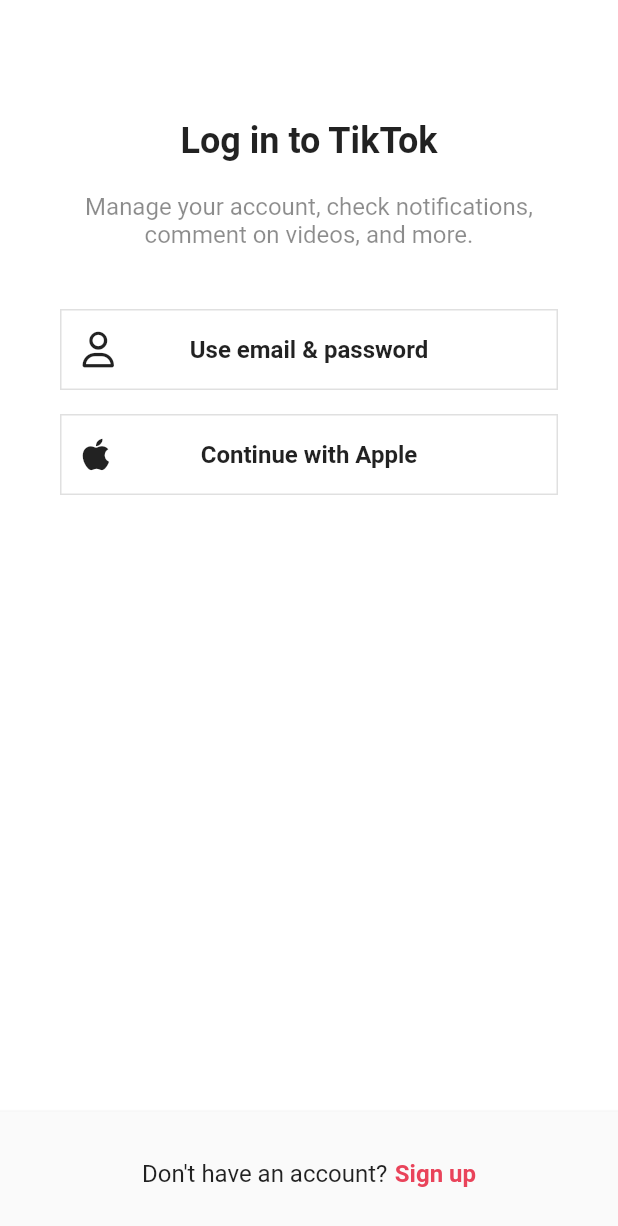
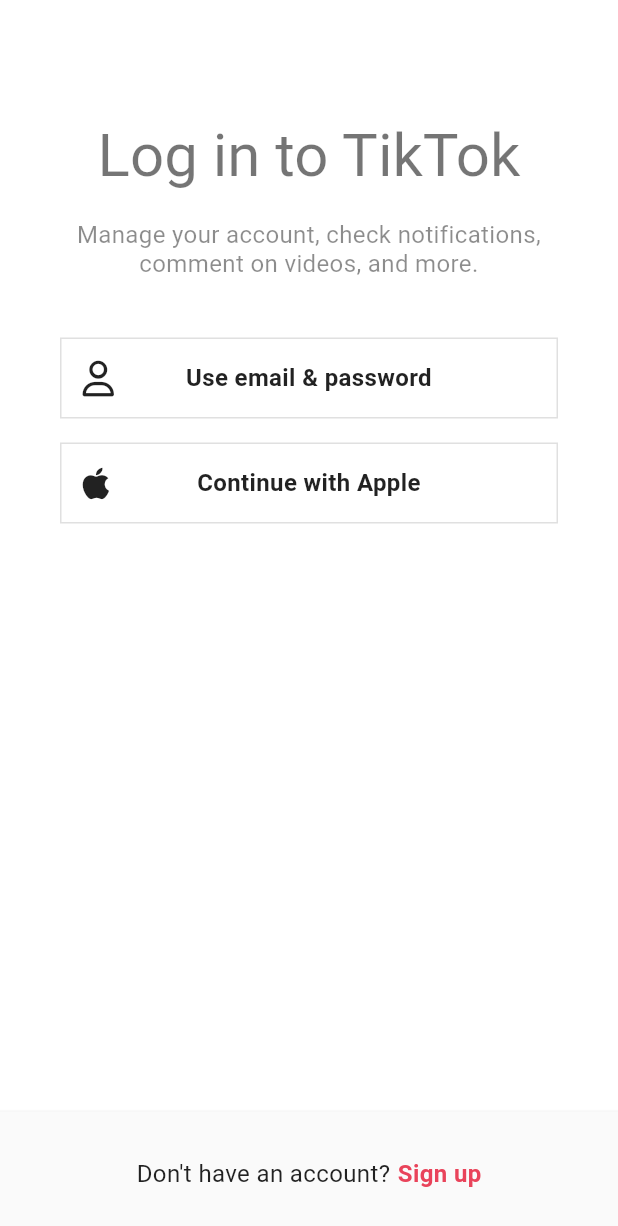
Before and after one commit to seo081225/tiktok_clone, a Flutter app: the screen it shows after launch, after a tap on "Log in", on a phone screen of 412 x 824 dp. Shown: the top 1226 px of the screen. Run offline on Flutter 3.47's test engine with Material 2 defaults, Android fonts, the phone set to English and light mode, and no system bars; our stand-ins replace font_awesome_flutter, google_fonts, video_player, visibility_detector; network calls fail.

Commit message:
#15.2 TextTheme

```diff
--- a/lib/features/authentication/login_screen.dart
+++ b/lib/features/authentication/login_screen.dart
@@ -32,12 +32,9 @@
             mainAxisSize: MainAxisSize.min,
             children: [
               Gaps.v80,
-              const Text(
+              Text(
                 "Log in to TikTok",
-                style: TextStyle(
-                  fontSize: Sizes.size24,
-                  fontWeight: FontWeight.w700,
-                ),
+                style: Theme.of(context).textTheme.headlineLarge,
               ),
               Gaps.v20,
               const Text(
--- a/lib/features/authentication/sign_up_screen.dart
+++ b/lib/features/authentication/sign_up_screen.dart
@@ -47,21 +47,19 @@
                 mainAxisSize: MainAxisSize.min,
                 children: [
                   Gaps.v80,
-                  const Text(
+                  Text(
                     "Sign up for TikTok",
-                    style: TextStyle(
-                      fontSize: Sizes.size24,
-                      fontWeight: FontWeight.w700,
-                    ),
+                    style: Theme.of(context)
+                        .textTheme
+                        .headlineSmall!
+                        .copyWith(color: Colors.red),
                   ),
                   Gaps.v20,
-                  const Opacity(
+                  Opacity(
                     opacity: 0.7,
                     child: Text(
                       "Create a profile, follow other accounts, make your own videos, and more.",
-                      style: TextStyle(
-                        fontSize: Sizes.size16,
-                      ),
+                      style: Theme.of(context).textTheme.titleMedium,
                       textAlign: TextAlign.center,
                     ),
                   ),
--- a/lib/main.dart
+++ b/lib/main.dart
@@ -1,5 +1,6 @@
 import 'package:flutter/material.dart';
 import 'package:flutter/services.dart';
+import 'package:google_fonts/google_fonts.dart';
 import 'package:tiktok_clone_2023/constants/sizes.dart';
 import 'package:tiktok_clone_2023/features/authentication/sign_up_screen.dart';
 import 'package:tiktok_clone_2023/features/inbox/activity_screen.dart';
@@ -31,6 +32,34 @@
       themeMode: ThemeMode.system,
       theme: ThemeData(
         brightness: Brightness.light,
+        textTheme: TextTheme(
+          displayLarge: GoogleFonts.openSans(
+              fontSize: 95, fontWeight: FontWeight.w300, letterSpacing: -1.5),
+          displayMedium: GoogleFonts.openSans(
+              fontSize: 59, fontWeight: FontWeight.w300, letterSpacing: -0.5),
+          displaySmall:
+              GoogleFonts.openSans(fontSize: 48, fontWeight: FontWeight.w400),
+          headlineMedium: GoogleFonts.openSans(
+              fontSize: 34, fontWeight: FontWeight.w400, letterSpacing: 0.25),
+          headlineSmall:
+              GoogleFonts.openSans(fontSize: 24, fontWeight: FontWeight.w400),
+          titleLarge: GoogleFonts.openSans(
+              fontSize: 20, fontWeight: FontWeight.w500, letterSpacing: 0.15),
+          titleMedium: GoogleFonts.openSans(
+              fontSize: 16, fontWeight: FontWeight.w400, letterSpacing: 0.15),
+          titleSmall: GoogleFonts.openSans(
+              fontSize: 14, fontWeight: FontWeight.w500, letterSpacing: 0.1),
+          bodyLarge: GoogleFonts.roboto(
+              fontSize: 16, fontWeight: FontWeight.w400, letterSpacing: 0.5),
+          bodyMedium: GoogleFonts.roboto(
+              fontSize: 14, fontWeight: FontWeight.w400, letterSpacing: 0.25),
+          labelLarge: GoogleFonts.roboto(
+              fontSize: 14, fontWeight: FontWeight.w500, letterSpacing: 1.25),
+          bodySmall: GoogleFonts.roboto(
+              fontSize: 12, fontWeight: FontWeight.w400, letterSpacing: 0.4),
+          labelSmall: GoogleFonts.roboto(
+              fontSize: 10, fontWeight: FontWeight.w400, letterSpacing: 1.5),
+        ),
         scaffoldBackgroundColor: Colors.white,
         primaryColor: const Color(0xFFE9435A),
         textSelectionTheme: const TextSelectionThemeData(
```
Also changed, not shown: 1 other file.
